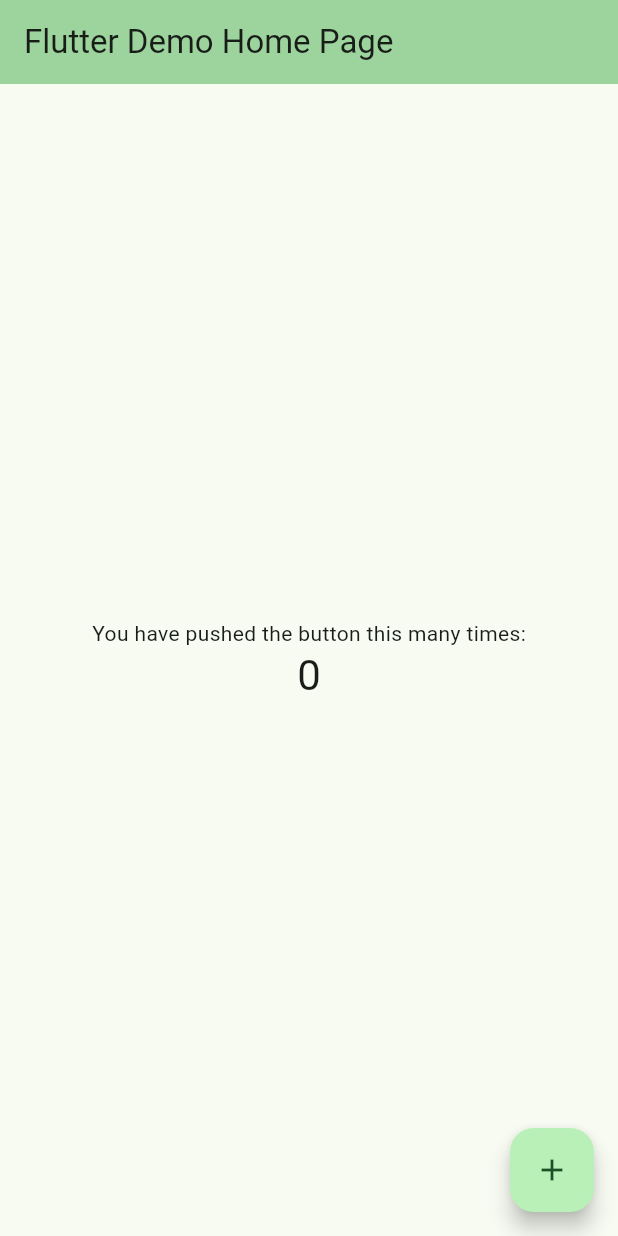
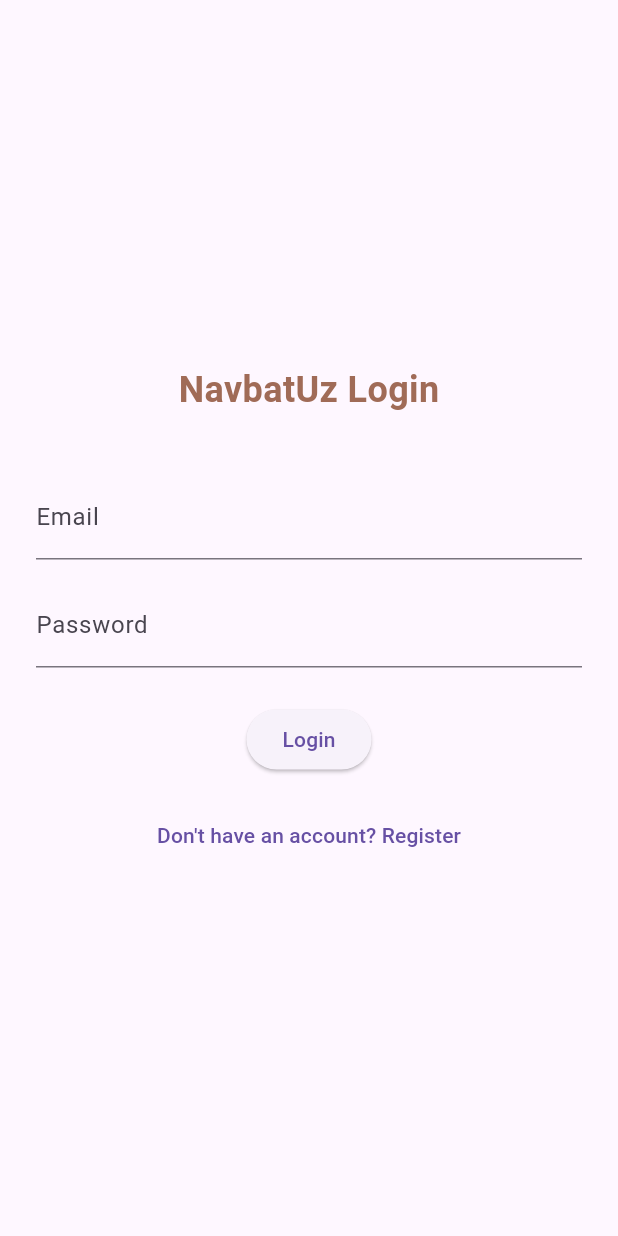
Before and after one commit to fatkhullakh/navbatuz-frontend, a Flutter app: the screen it shows after launch, on a phone screen of 412 x 824 dp. Run offline on Flutter 3.47's test engine with Material 3 defaults, Android fonts, the phone set to English and light mode, and no system bars.

Commit message:
Project structure. all needed folders with future files

```diff
--- /dev/null
+++ b/lib/app.dart
@@ -0,0 +1,23 @@
+import 'package:flutter/material.dart';
+import 'screens/auth/login_screen.dart';
+// import 'screens/register_screen.dart';
+
+class NavbatUzApp extends StatelessWidget {
+  const NavbatUzApp({super.key});
+
+  @override
+  Widget build(BuildContext context) {
+    return MaterialApp(
+      title: 'NavbatUz',
+      debugShowCheckedModeBanner: false,
+      theme: ThemeData(
+        primarySwatch: Colors.indigo,
+      ),
+      initialRoute: '/login',
+      routes: {
+        '/login': (context) => const LoginScreen(),
+        //'/register': (context) => const RegisterScreen(),
+      },
+    );
+  }
+}
--- /dev/null
+++ b/lib/core/constants.dart
@@ -0,0 +1 @@
+//Colors, text styles, durations
--- /dev/null
+++ b/lib/core/routes.dart
@@ -0,0 +1 @@
+//Route names/constants
--- a/lib/main.dart
+++ b/lib/main.dart
@@ -1,126 +1,6 @@
 import 'package:flutter/material.dart';
+import 'app.dart';
 
 void main() {
-  runApp(const MyApp());
+  runApp(const NavbatUzApp());
 }
-
-class MyApp extends StatelessWidget {
-  const MyApp({super.key});
-
-  // This widget is the root of your application.
-  @override
-  Widget build(BuildContext context) {
-    return MaterialApp(
-      title: 'Flutter Demo',
-      theme: ThemeData(
-        // This is the theme of your application.
-        //
-        // TRY THIS: Try running your application with "flutter run". You'll see
-        // the application has a purple toolbar. Then, without quitting the app,
-        // try changing the seedColor in the colorScheme below to Colors.green
-        // and then invoke "hot reload" (save your changes or press the "hot
-        // reload" button in a Flutter-supported IDE, or press "r" if you used
-        // the command line to start the app).
-        //
-        // Notice that the counter didn't reset back to zero; the application
-        // state is not lost during the reload. To reset the state, use hot
-        // restart instead.
-        //
-        // This works for code too, not just values: Most code changes can be
-        // tested with just a hot reload.
-        colorScheme:
-            ColorScheme.fromSeed(seedColor: Color.fromARGB(255, 20, 128, 53)),
-        useMaterial3: true,
-      ),
-      home: const MyHomePage(title: 'Flutter Demo Home Page'),
-    );
-  }
-}
-
-class MyHomePage extends StatefulWidget {
-  const MyHomePage({super.key, required this.title});
-
-  // This widget is the home page of your application. It is stateful, meaning
-  // that it has a State object (defined below) that contains fields that affect
-  // how it looks.
-
-  // This class is the configuration for the state. It holds the values (in this
-  // case the title) provided by the parent (in this case the App widget) and
-  // used by the build method of the State. Fields in a Widget subclass are
-  // always marked "final".
-
-  final String title;
-
-  @override
-  State<MyHomePage> createState() => _MyHomePageState();
-}
-
-class _MyHomePageState extends State<MyHomePage> {
-  int _counter = 0;
-
-  void _incrementCounter() {
-    setState(() {
-      // This call to setState tells the Flutter framework that something has
-      // changed in this State, which causes it to rerun the build method below
-      // so that the display can reflect the updated values. If we changed
-      // _counter without calling setState(), then the build method would not be
-      // called again, and so nothing would appear to happen.
-      _counter++;
-    });
-  }
-
-  @override
-  Widget build(BuildContext context) {
-    // This method is rerun every time setState is called, for instance as done
-    // by the _incrementCounter method above.
-    //
-    // The Flutter framework has been optimized to make rerunning build methods
-    // fast, so that you can just rebuild anything that needs updating rather
-    // than having to individually change instances of widgets.
-    return Scaffold(
-      appBar: AppBar(
-        // TRY THIS: Try changing the color here to a specific color (to
-        // Colors.amber, perhaps?) and trigger a hot reload to see the AppBar
-        // change color while the other colors stay the same.
-        backgroundColor: Theme.of(context).colorScheme.inversePrimary,
-        // Here we take the value from the MyHomePage object that was created by
-        // the App.build method, and use it to set our appbar title.
-        title: Text(widget.title),
-      ),
-      body: Center(
-        // Center is a layout widget. It takes a single child and positions it
-        // in the middle of the parent.
-        child: Column(
-          // Column is also a layout widget. It takes a list of children and
-          // arranges them vertically. By default, it sizes itself to fit its
-          // children horizontally, and tries to be as tall as its parent.
-          //
-          // Column has various properties to control how it sizes itself and
-          // how it positions its children. Here we use mainAxisAlignment to
-          // center the children vertically; the main axis here is the vertical
-          // axis because Columns are vertical (the cross axis would be
-          // horizontal).
-          //
-          // TRY THIS: Invoke "debug painting" (choose the "Toggle Debug Paint"
-          // action in the IDE, or press "p" in the console), to see the
-          // wireframe for each widget.
-          mainAxisAlignment: MainAxisAlignment.center,
-          children: <Widget>[
-            const Text(
-              'You have pushed the button this many times:',
-            ),
-            Text(
-              '$_counter',
-              style: Theme.of(context).textTheme.headlineMedium,
-            ),
-          ],
-        ),
-      ),
-      floatingActionButton: FloatingActionButton(
-        onPressed: _incrementCounter,
-        tooltip: 'Increment',
-        child: const Icon(Icons.add),
-      ), // This trailing comma makes auto-formatting nicer for build methods.
-    );
-  }
-}
--- /dev/null
+++ b/lib/providers/auth_provider.dart
@@ -0,0 +1 @@
+//Keeps login status, role
--- /dev/null
+++ b/lib/providers/customer_provider.dart
@@ -0,0 +1 @@
+//Keeps customer-related state
--- /dev/null
+++ b/lib/screens/auth/login_screen.dart
@@ -0,0 +1,74 @@
+import 'package:flutter/material.dart';
+
+class LoginScreen extends StatefulWidget {
+  const LoginScreen({super.key});
+
+  @override
+  State<LoginScreen> createState() => _LoginScreenState();
+}
+
+class _LoginScreenState extends State<LoginScreen> {
+  final TextEditingController emailController = TextEditingController();
+  final TextEditingController passwordController = TextEditingController();
+  final _formKey = GlobalKey<FormState>();
+  bool isLoading = false;
+
+  void handleLogin() {
+    if (_formKey.currentState!.validate()) {
+      // TODO: call API here
+      print("Logging in with ${emailController.text}");
+    }
+  }
+
+  @override
+  Widget build(BuildContext context) {
+    return Scaffold(
+      body: Center(
+        child: SingleChildScrollView(
+          padding: const EdgeInsets.all(24),
+          child: Form(
+            key: _formKey,
+            child: Column(
+              children: [
+                const Text("NavbatUz Login",
+                    style: TextStyle(
+                        fontSize: 24,
+                        fontWeight: FontWeight.bold,
+                        color: Color.fromARGB(255, 160, 107, 87))),
+                const SizedBox(height: 40),
+                TextFormField(
+                  controller: emailController,
+                  decoration: const InputDecoration(labelText: "Email"),
+                  validator: (value) =>
+                      value == null || value.isEmpty ? "Enter email" : null,
+                ),
+                const SizedBox(height: 16),
+                TextFormField(
+                  controller: passwordController,
+                  decoration: const InputDecoration(labelText: "Password"),
+                  obscureText: true,
+                  validator: (value) =>
+                      value == null || value.isEmpty ? "Enter password" : null,
+                ),
+                const SizedBox(height: 24),
+                ElevatedButton(
+                  onPressed: isLoading ? null : handleLogin,
+                  child: isLoading
+                      ? const CircularProgressIndicator()
+                      : const Text("Login"),
+                ),
+                const SizedBox(height: 16),
+                TextButton(
+                  onPressed: () {
+                    Navigator.pushNamed(context, '/register');
+                  },
+                  child: const Text("Don't have an account? Register"),
+                ),
+              ],
+            ),
+          ),
+        ),
+      ),
+    );
+  }
+}
--- /dev/null
+++ b/lib/services/api_service.dart
@@ -0,0 +1 @@
+//Dio client, headers, login, register etc.
--- /dev/null
+++ b/lib/services/auth_service.dart
@@ -0,0 +1 @@
+//Login, logout, JWT storage
--- /dev/null
+++ b/lib/services/secure_storage.dart
@@ -0,0 +1 @@
+//Wraps flutter_secure_storage
```
Also changed, not shown: lib/models/provider.dart (added), lib/models/user.dart (added), lib/screens/auth/register_screen.dart (added), lib/screens/customer/customer_home.dart (added), lib/screens/provider/worker_list.dart (added), lib/widgets/common_button.dart (added), lib/widgets/service_card.dart (added), lib/widgets/worker_tile.dart (added).
